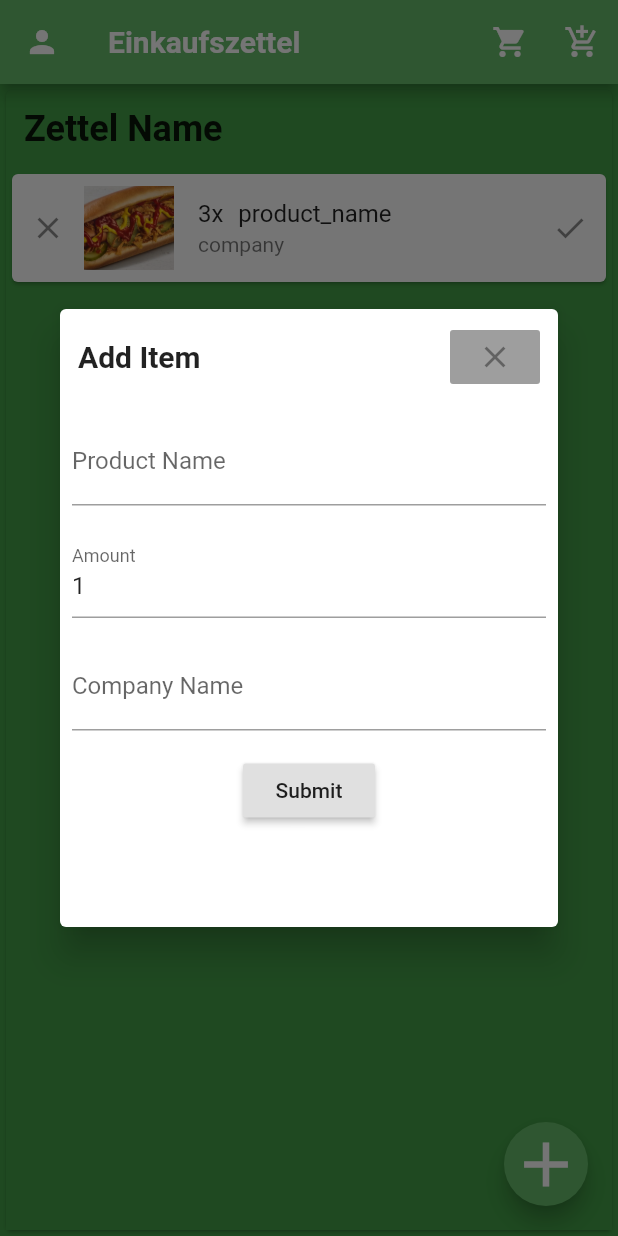
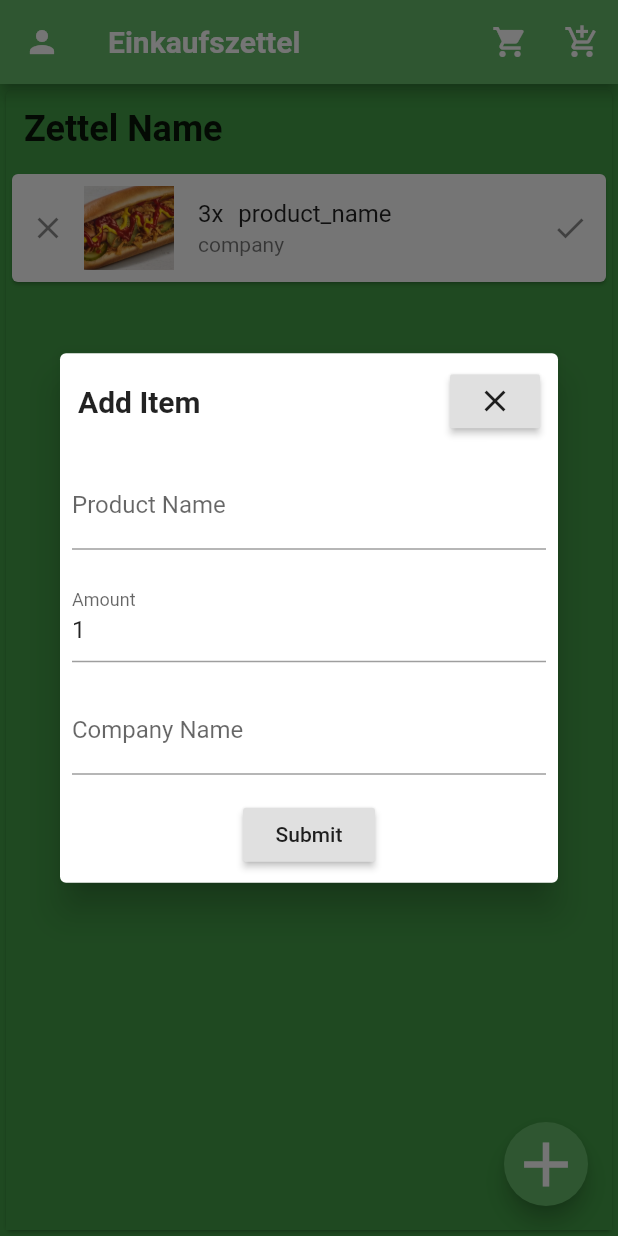
Before and after one commit to JoSchae/einkaufszettel, a Flutter app: the screen it shows after launch, after a tap on the "add" icon, on a phone screen of 412 x 824 dp. Run offline on Flutter 3.47's test engine with Material 2 defaults, Android fonts, the phone set to English and light mode, and no system bars.

```diff
--- a/lib/item_list/add_dialog.dart
+++ b/lib/item_list/add_dialog.dart
@@ -75,10 +75,7 @@ class _AddItemDialogState extends State<AddItemDialog> {
       key: _formKey,
       child: Dialog(
           elevation: 10.0,
-          child: Container(
-              // color: Colors.green.shade500,
-              width: MediaQuery.of(context).size.width * 0.9,
-              height: MediaQuery.of(context).size.height * 0.50,
+          child: SingleChildScrollView(
             child: Column(
               children: <Widget>[
                 Padding(
@@ -95,7 +92,7 @@ class _AddItemDialogState extends State<AddItemDialog> {
                           width: 60.0,
                           // height: 50.0,
                           child: RaisedButton(
-                                onPressed: null, child: Icon(Icons.close))),
+                              onPressed: () => Navigator.pop(context), child: Icon(Icons.close))),
                       // FlatButton(onPressed: null, child: Icon(Icons.close))
                     ],
                   ),
@@ -150,9 +147,9 @@ class _AddItemDialogState extends State<AddItemDialog> {
                       if (_formKey.currentState.validate()) {
                         var newItem = new CustomListItemObject(
                             id: UniqueKey(),
-          name: "product_name",
-          amount: 3,
-          company: "company",
+                            name: _productName,
+                            amount: _amount,
+                            company: _company,
                             created: DateTime.now());
                         widget.parentAction(newItem);
                         Navigator.pop(context, newItem);
@@ -162,7 +159,8 @@ class _AddItemDialogState extends State<AddItemDialog> {
                   ),
                 )
               ],
-              ))),
+            ),
+          )),
     );
   }
 }
--- /dev/null
+++ b/lib/item_list/bloc/item_list_bloc.dart
@@ -0,0 +1,32 @@
+import 'dart:async';
+
+import 'package:einkaufszettel/_models/CustomListItemObject.dart';
+import 'package:einkaufszettel/item_list/bloc/item_list_provider.dart';
+import 'package:flutter/cupertino.dart';
+
+class ItemListBloc {
+  final itemListController = StreamController<List<CustomListItemObject>>();
+  ItemListProvider provider = new ItemListProvider();
+
+  Stream<List<CustomListItemObject>> get getList => itemListController.stream;
+
+  removeItemFromList(UniqueKey id) {
+    provider.removeFromCurrentList(id);
+    itemListController.sink.add(provider.currentList);
+  }
+
+  addItemToList(CustomListItemObject item) {
+    provider.addToCurrentList(item);
+    itemListController.sink.add(provider.currentList);
+  }
+
+  // void updateList(CustomListItemObject item) {
+  //   itemListController.sink.add(item);
+  // }
+
+  void dispose() {
+    itemListController.close();
+  }
+}
+
+final itemListBloc = ItemListBloc();
--- /dev/null
+++ b/lib/item_list/bloc/item_list_provider.dart
@@ -0,0 +1,14 @@
+import 'package:einkaufszettel/_models/CustomListItemObject.dart';
+import 'package:flutter/material.dart';
+
+class ItemListProvider {
+  List<CustomListItemObject> currentList = [];
+
+  void addToCurrentList(CustomListItemObject item) {
+    currentList.add(item);
+  }
+
+  void removeFromCurrentList(UniqueKey id) {
+    currentList.removeWhere((item) => item.id == id);
+  }
+}
--- a/lib/item_list/custom_items_list.dart
+++ b/lib/item_list/custom_items_list.dart
@@ -1,5 +1,6 @@
 import 'package:einkaufszettel/_models/CustomListItemObject.dart';
 import 'package:einkaufszettel/item_list/add_cartitem_button.dart';
+import 'package:einkaufszettel/item_list/bloc/item_list_bloc.dart';
 import 'package:einkaufszettel/item_list/list_item.dart';
 import 'package:flutter/material.dart';
 
@@ -31,17 +32,44 @@ class _CustomItemsListState extends State<CustomItemsList> {
   @override
   Widget build(BuildContext context) {
     return Scaffold(
-      body: ListView.builder(
-          itemCount: items.length,
-          itemBuilder: (BuildContext context, int index) => CustomListItem(
-              itemObject: items[index],
-              removeItemAction: _removeItem,
-              resolveItemAction: _resolveItem)),
+      body: StreamBuilder<List<CustomListItemObject>>(
+          stream: itemListBloc.getList,
+          initialData: itemListBloc.provider.currentList,
+          builder: (BuildContext context,
+              AsyncSnapshot<List<CustomListItemObject>> snapshot) {
+            return _getListView(snapshot.data);
+          }),
       floatingActionButton: AddCartItemButton(
-        parentAction: _addToList,
+        parentAction: itemListBloc.addItemToList(new CustomListItemObject(
+            id: UniqueKey(),
+            name: "product_name",
+            amount: 3,
+            company: "company",
+            created: DateTime.now())),
       ),
       backgroundColor: Colors.green.shade600,
     );
+    // return Scaffold(
+    //   body: ListView.builder(
+    //       itemCount: items.length,
+    //       itemBuilder: (BuildContext context, int index) => CustomListItem(
+    //           itemObject: items[index],
+    //           removeItemAction: _removeItem,
+    //           resolveItemAction: _resolveItem)),
+    //   floatingActionButton: AddCartItemButton(
+    //     parentAction: _addToList,
+    //   ),
+    //   backgroundColor: Colors.green.shade600,
+    // );
+  }
+
+  _getListView(List<CustomListItemObject> data) {
+    return ListView.builder(
+        itemCount: data.length,
+        itemBuilder: (BuildContext context, int index) => CustomListItem(
+            itemObject: data[index],
+            removeItemAction: _removeItem,
+            resolveItemAction: _resolveItem));
   }
 
   _removeItem(UniqueKey itemId) {
```
Lines whose indentation alone changed are shown as unchanged.
